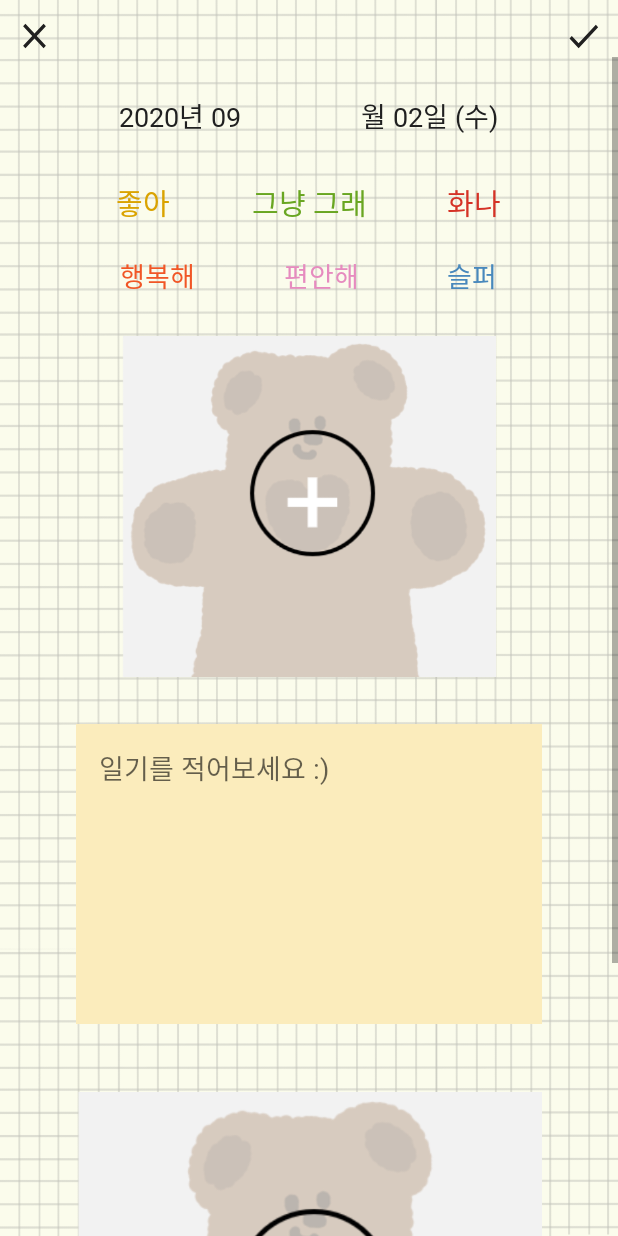
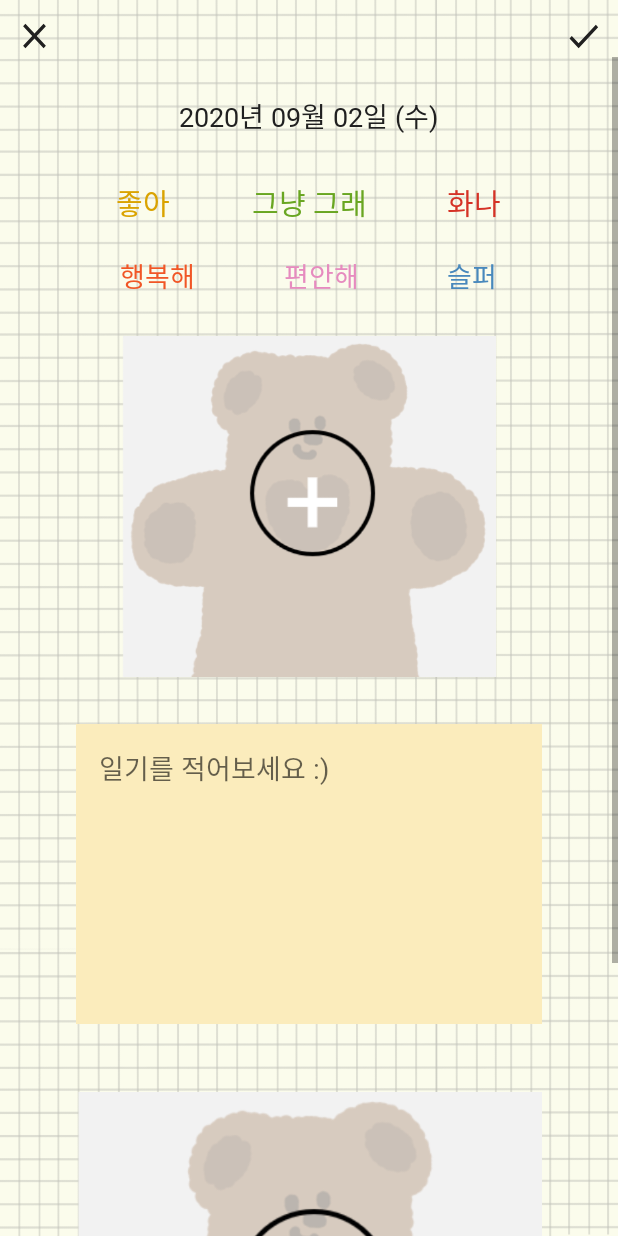
Before and after one commit to Yerinnnn/diary, an Android app: the AddActivity screen opened directly, with no data from a screen before it, on a phone screen of 412 x 824 dp. Run offline under Robolectric (Android 15) with nearby library versions, the phone set to English and light mode, and no system bars; libraries missing offline, so code that uses them is left out: com.gun0912.tedpermission, com.soundcloud.android.

```diff
--- a/app/src/main/res/layout/activity_add.xml
+++ b/app/src/main/res/layout/activity_add.xml
@@ -69,7 +69,7 @@
 
                     <TextView
                         android:id="@+id/diaryYear"
-                        android:layout_width="match_parent"
+                        android:layout_width="wrap_content"
                         android:layout_height="wrap_content"
                         android:fontFamily="@font/barunhippie"
                         android:text="2020"
@@ -77,7 +77,7 @@
                         android:textSize="18sp" />
 
                     <TextView
-                        android:layout_width="match_parent"
+                        android:layout_width="wrap_content"
                         android:layout_height="wrap_content"
                         android:fontFamily="@font/barunhippie"
                         android:text="년 "
@@ -86,7 +86,7 @@
 
                     <TextView
                         android:id="@+id/diaryMonth"
-                        android:layout_width="100dp"
+                        android:layout_width="wrap_content"
                         android:layout_height="wrap_content"
                         android:fontFamily="@font/barunhippie"
                         android:text="5"
@@ -94,7 +94,7 @@
                         android:textSize="18sp" />
 
                     <TextView
-                        android:layout_width="match_parent"
+                        android:layout_width="wrap_content"
                         android:layout_height="wrap_content"
                         android:fontFamily="@font/barunhippie"
                         android:text="월 "
@@ -103,7 +103,7 @@
 
                     <TextView
                         android:id="@+id/diaryDay"
-                        android:layout_width="match_parent"
+                        android:layout_width="wrap_content"
                         android:layout_height="wrap_content"
                         android:fontFamily="@font/barunhippie"
                         android:text="24"
@@ -111,7 +111,7 @@
                         android:textSize="18sp" />
 
                     <TextView
-                        android:layout_width="match_parent"
+                        android:layout_width="wrap_content"
                         android:layout_height="wrap_content"
                         android:fontFamily="@font/barunhippie"
                         android:text="일 "
@@ -119,7 +119,7 @@
                         android:textSize="18sp" />
 
                     <TextView
-                        android:layout_width="match_parent"
+                        android:layout_width="wrap_content"
                         android:layout_height="wrap_content"
                         android:fontFamily="@font/barunhippie"
                         android:text="("
@@ -128,7 +128,7 @@
 
                     <TextView
                         android:id="@+id/diaryDate"
-                        android:layout_width="match_parent"
+                        android:layout_width="wrap_content"
                         android:layout_height="wrap_content"
                         android:fontFamily="@font/barunhippie"
                         android:text="일"
@@ -136,7 +136,7 @@
                         android:textSize="18sp" />
 
                     <TextView
-                        android:layout_width="match_parent"
+                        android:layout_width="wrap_content"
                         android:layout_height="wrap_content"
                         android:fontFamily="@font/barunhippie"
                         android:text=")"
--- a/app/src/main/res/layout/monthly_recyclerview.xml
+++ b/app/src/main/res/layout/monthly_recyclerview.xml
@@ -10,11 +10,15 @@
         android:layout_width="match_parent"
         android:layout_height="wrap_content"
         android:gravity="center"
+        android:fontFamily="@font/barunhippie"
+        android:textSize="20sp"
         android:text="2020" />
 
     <TextView
         android:id="@+id/monthlyMonth"
         android:text="9월"
+        android:fontFamily="@font/barunhippie"
+        android:textSize="25sp"
         android:layout_width="match_parent"
         android:layout_height="wrap_content"
         android:gravity="center" />
```
Also changed, not shown: app/src/main/java/com/yerin/diary/DbHelper.java (+12 -0 lines), app/src/main/java/com/yerin/diary/DiaryAdapter.java (+0 -27 lines), app/src/main/java/com/yerin/diary/MainActivity.java (+57 -8 lines), app/src/main/java/com/yerin/diary/MonthlyAdapter.java (+22 -18 lines).
